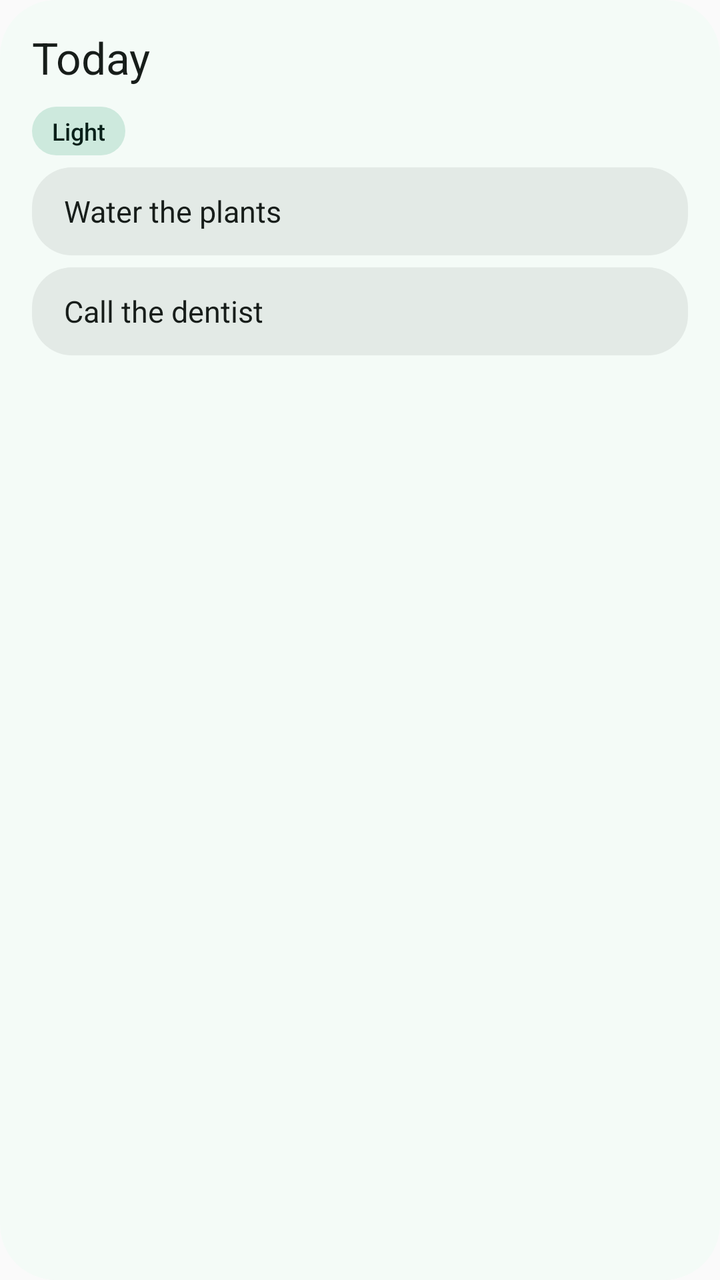
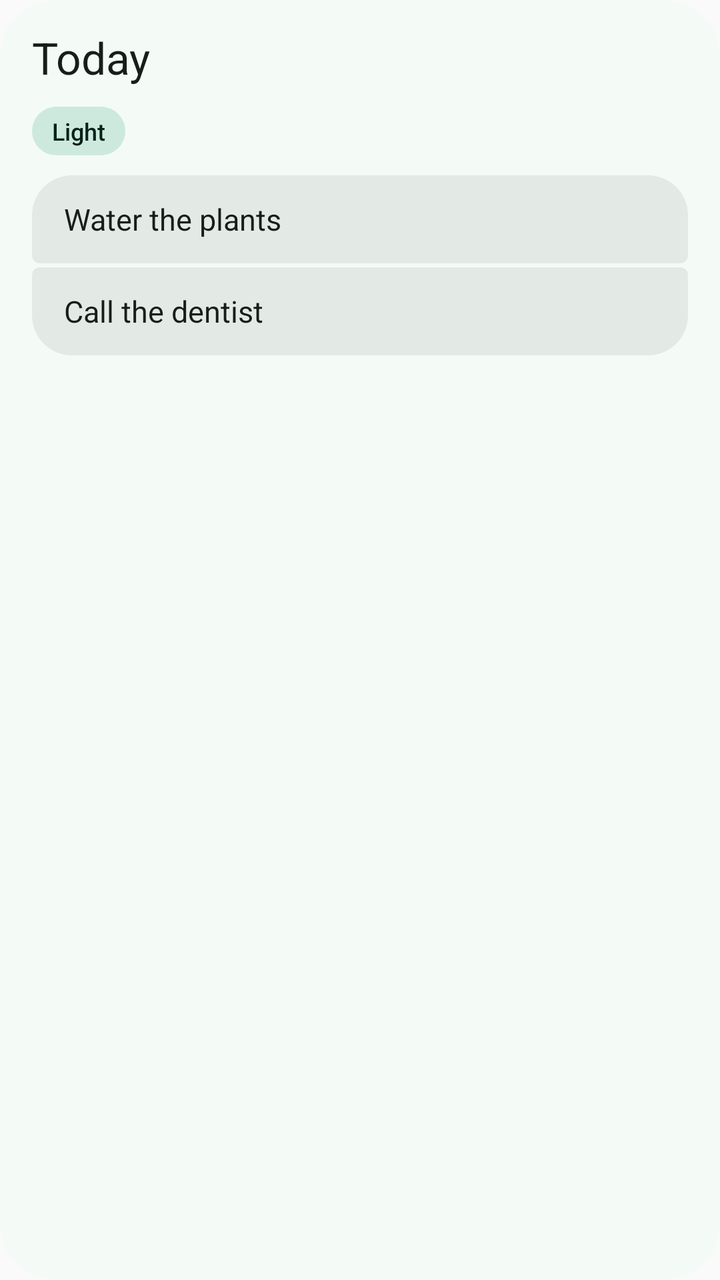

An Android layout rendered at two revisions. The XML below is the earlier revision; the diff shows what the commit changed to produce the second picture.
<!-- AndroidManifest.xml: application theme AppTheme -->
<!-- res/layout/widget_today_preview.xml -->
<?xml version="1.0" encoding="utf-8"?>
<FrameLayout xmlns:android="http://schemas.android.com/apk/res/android"
    android:layout_width="match_parent"
    android:layout_height="match_parent"
    android:background="@drawable/widget_preview_shape">

    <LinearLayout
        android:layout_width="match_parent"
        android:layout_height="match_parent"
        android:orientation="vertical"
        android:paddingStart="16dp"
        android:paddingTop="14dp"
        android:paddingEnd="16dp"
        android:paddingBottom="12dp">

        <TextView
            android:layout_width="wrap_content"
            android:layout_height="wrap_content"
            android:text="@string/widget_title"
            android:textColor="@color/widget_on_surface"
            android:textSize="22sp" />

        <TextView
            android:layout_width="wrap_content"
            android:layout_height="wrap_content"
            android:layout_marginTop="10dp"
            android:background="@drawable/widget_pill"
            android:fontFamily="sans-serif-medium"
            android:paddingStart="10dp"
            android:paddingTop="4dp"
            android:paddingEnd="10dp"
            android:paddingBottom="4dp"
            android:text="@string/widget_preview_load"
            android:textColor="@color/widget_on_secondary_container"
            android:textSize="12sp" />

        <TextView style="@style/WidgetPreviewRow" android:text="@string/widget_preview_1" />
        <TextView style="@style/WidgetPreviewRow" android:text="@string/widget_preview_2" />
    </LinearLayout>
</FrameLayout>
<!-- resources referenced by this layout -->
<resources>
  <color name="widget_on_secondary_container">#082019</color>
  <color name="widget_on_surface">#171D1A</color>
  <!-- drawable widget_pill (drawable) -->
  <?xml version="1.0" encoding="utf-8"?>
  <shape xmlns:android="http://schemas.android.com/apk/res/android" android:shape="rectangle">
      <solid android:color="@color/widget_secondary_container" />
      <corners android:radius="100dp" />
  </shape>
  <!-- drawable widget_preview_shape (drawable) -->
  <?xml version="1.0" encoding="utf-8"?>
  <shape xmlns:android="http://schemas.android.com/apk/res/android" android:shape="rectangle">
      <solid android:color="@color/widget_surface" />
      <corners android:radius="@dimen/widget_radius" />
  </shape>
  <string name="widget_preview_1">Water the plants</string>
  <string name="widget_preview_2">Call the dentist</string>
  <string name="widget_preview_load">Light</string>
  <string name="widget_title">Today</string>
  <style name="WidgetPreviewRow">
          <item name="android:layout_width">match_parent</item>
          <item name="android:layout_height">44dp</item>
          <item name="android:layout_marginTop">6dp</item>
          <item name="android:background">@drawable/widget_preview_row</item>
          <item name="android:gravity">center_vertical</item>
          <item name="android:paddingStart">16dp</item>
          <item name="android:textColor">@color/widget_on_surface</item>
          <item name="android:textSize">15sp</item>
      </style>
  <style name="AppTheme" parent="Theme.AppCompat.Light.DarkActionBar">
          
          <item name="colorPrimary">@color/colorPrimary</item>
          <item name="colorPrimaryDark">@color/colorPrimaryDark</item>
          <item name="colorAccent">@color/colorAccent</item>
      </style>
  <color name="widget_secondary_container">#CDE9DD</color>
  <color name="widget_surface">#F4FBF7</color>
  <dimen name="widget_radius">24dp</dimen>
  <!-- drawable widget_preview_row (drawable) -->
  <?xml version="1.0" encoding="utf-8"?>
  <shape xmlns:android="http://schemas.android.com/apk/res/android" android:shape="rectangle">
      <solid android:color="@color/widget_row" />
      <corners android:radius="@dimen/widget_inner_radius" />
  </shape>
  <color name="widget_row">#E3EAE6</color>
  <dimen name="widget_inner_radius">12dp</dimen>
</resources>

<!-- the commit's change to res/layout/widget_today_preview.xml (unified diff, before → after) -->
@@ -34,7 +34,14 @@
             android:textColor="@color/widget_on_secondary_container"
             android:textSize="12sp" />
 
-        <TextView style="@style/WidgetPreviewRow" android:text="@string/widget_preview_1" />
-        <TextView style="@style/WidgetPreviewRow" android:text="@string/widget_preview_2" />
+        <TextView
+            style="@style/WidgetPreviewRow"
+            android:layout_marginTop="10dp"
+            android:background="@drawable/widget_preview_row_first"
+            android:text="@string/widget_preview_1" />
+        <TextView
+            style="@style/WidgetPreviewRow"
+            android:background="@drawable/widget_preview_row_last"
+            android:text="@string/widget_preview_2" />
     </LinearLayout>
 </FrameLayout>
<!-- resource entries referenced after the edit -->
@@ -7,6 +7,26 @@
   <shape xmlns:android="http://schemas.android.com/apk/res/android" android:shape="rectangle">
       <solid android:color="@color/widget_secondary_container" />
       <corners android:radius="100dp" />
+  </shape>
+  <!-- drawable widget_preview_row_first (drawable) -->
+  <?xml version="1.0" encoding="utf-8"?>
+  <shape xmlns:android="http://schemas.android.com/apk/res/android" android:shape="rectangle">
+      <solid android:color="@color/widget_row" />
+      <corners
+          android:topLeftRadius="@dimen/widget_inner_radius"
+          android:topRightRadius="@dimen/widget_inner_radius"
+          android:bottomLeftRadius="@dimen/widget_joined_radius"
+          android:bottomRightRadius="@dimen/widget_joined_radius" />
+  </shape>
+  <!-- drawable widget_preview_row_last (drawable) -->
+  <?xml version="1.0" encoding="utf-8"?>
+  <shape xmlns:android="http://schemas.android.com/apk/res/android" android:shape="rectangle">
+      <solid android:color="@color/widget_row" />
+      <corners
+          android:topLeftRadius="@dimen/widget_joined_radius"
+          android:topRightRadius="@dimen/widget_joined_radius"
+          android:bottomLeftRadius="@dimen/widget_inner_radius"
+          android:bottomRightRadius="@dimen/widget_inner_radius" />
   </shape>
   <!-- drawable widget_preview_shape (drawable) -->
   <?xml version="1.0" encoding="utf-8"?>
@@ -21,8 +41,7 @@
   <style name="WidgetPreviewRow">
           <item name="android:layout_width">match_parent</item>
           <item name="android:layout_height">44dp</item>
-          <item name="android:layout_marginTop">6dp</item>
-          <item name="android:background">@drawable/widget_preview_row</item>
+          <item name="android:layout_marginTop">2dp</item>
           <item name="android:gravity">center_vertical</item>
           <item name="android:paddingStart">16dp</item>
           <item name="android:textColor">@color/widget_on_surface</item>
@@ -37,13 +56,8 @@
   <color name="widget_secondary_container">#CDE9DD</color>
   <color name="widget_surface">#F4FBF7</color>
   <dimen name="widget_radius">24dp</dimen>
-  <!-- drawable widget_preview_row (drawable) -->
-  <?xml version="1.0" encoding="utf-8"?>
-  <shape xmlns:android="http://schemas.android.com/apk/res/android" android:shape="rectangle">
-      <solid android:color="@color/widget_row" />
-      <corners android:radius="@dimen/widget_inner_radius" />
-  </shape>
   <color name="widget_row">#E3EAE6</color>
   <dimen name="widget_inner_radius">12dp</dimen>
+  <dimen name="widget_joined_radius">4dp</dimen>
 </resources>
 
